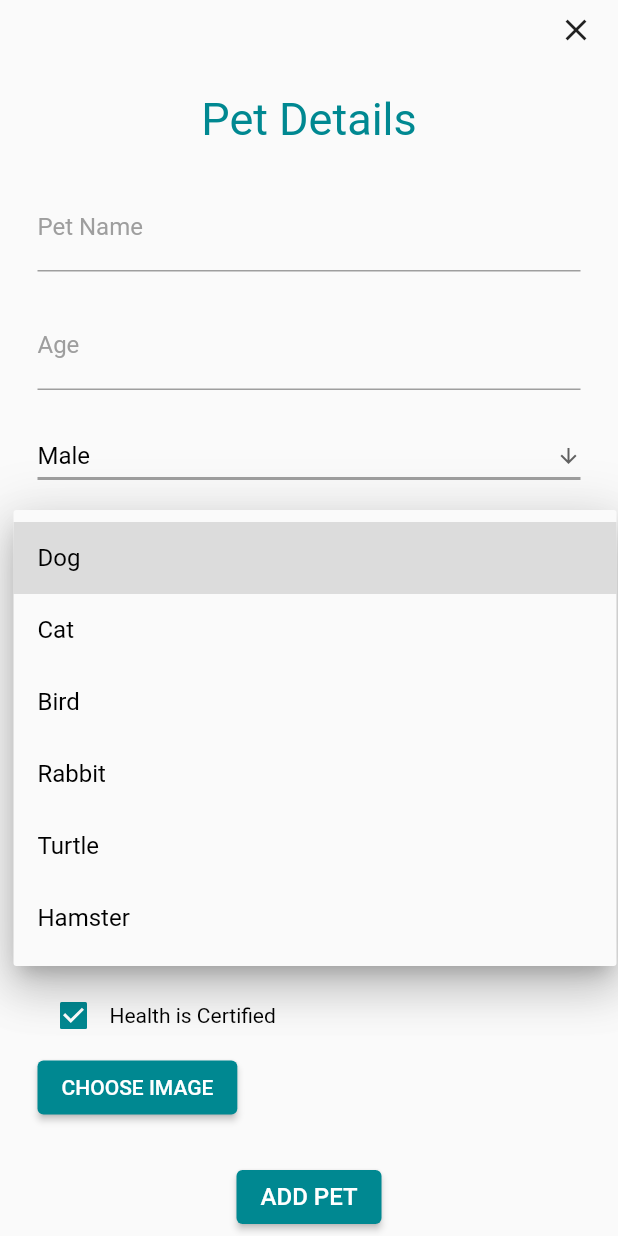
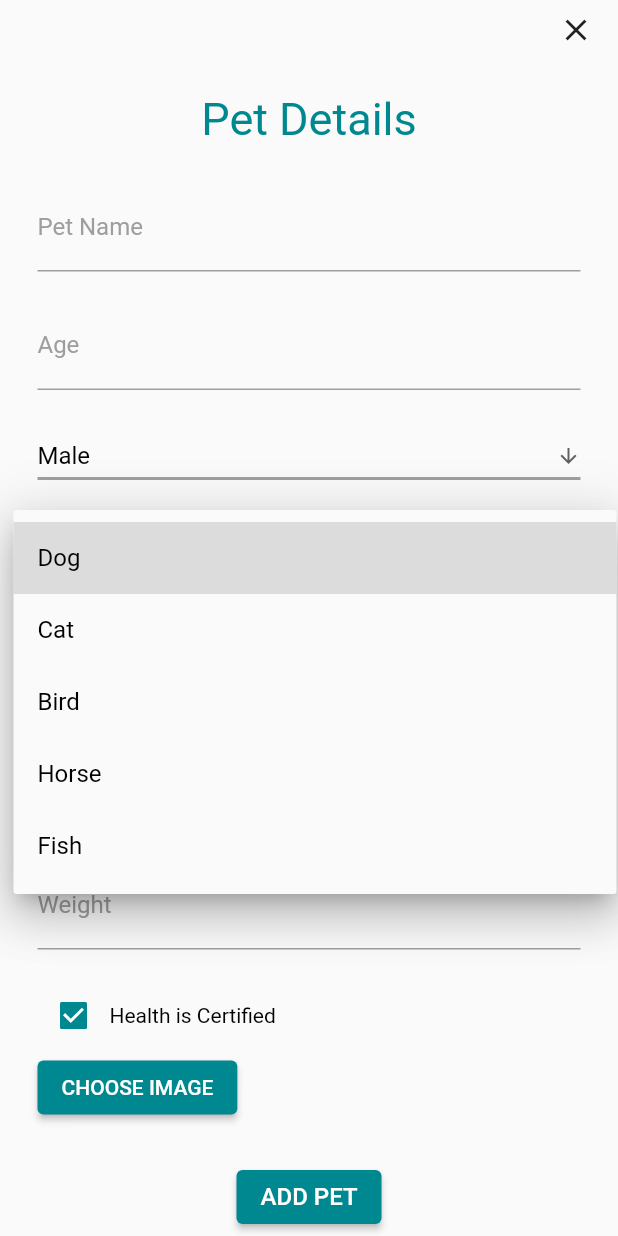
Before and after one commit to pavithrahareddy/pawfecto_flutter_app, a Flutter app: the AddPet screen opened by its route, after a tap on "Dog", on a phone screen of 412 x 824 dp. Run offline on Flutter 3.47's test engine with Material 2 defaults, Android fonts, the phone set to English and light mode, and no system bars; our stand-ins replace cloud_firestore, date_field, firebase_auth, firebase_core, firebase_storage, flutter_dotenv and 3 more; missing offline and left inert: mailer, upi_india; accounts and stored records are empty.

Commit message:
Changed Types of Pets

```diff
--- a/lib/screens/shelter/addPet.dart
+++ b/lib/screens/shelter/addPet.dart
@@ -277,14 +277,8 @@ class _AddPetState extends State<AddPet> {
                               _type = newValue;
                             });
                           },
-                          items: <String>[
-                            'Dog',
-                            'Cat',
-                            'Bird',
-                            'Rabbit',
-                            'Turtle',
-                            'Hamster'
-                          ].map<DropdownMenuItem<String>>((String value) {
+                          items: <String>['Dog', 'Cat', 'Bird', 'Horse', 'Fish']
+                              .map<DropdownMenuItem<String>>((String value) {
                             return DropdownMenuItem<String>(
                               value: value,
                               child: Text(value),
```
